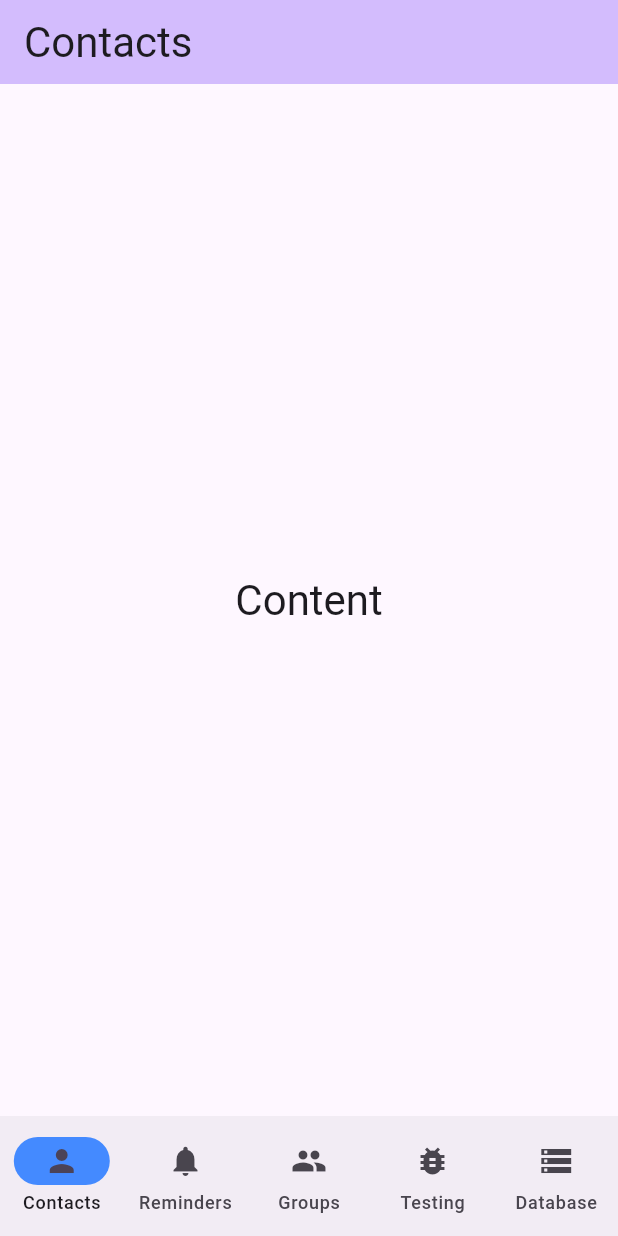
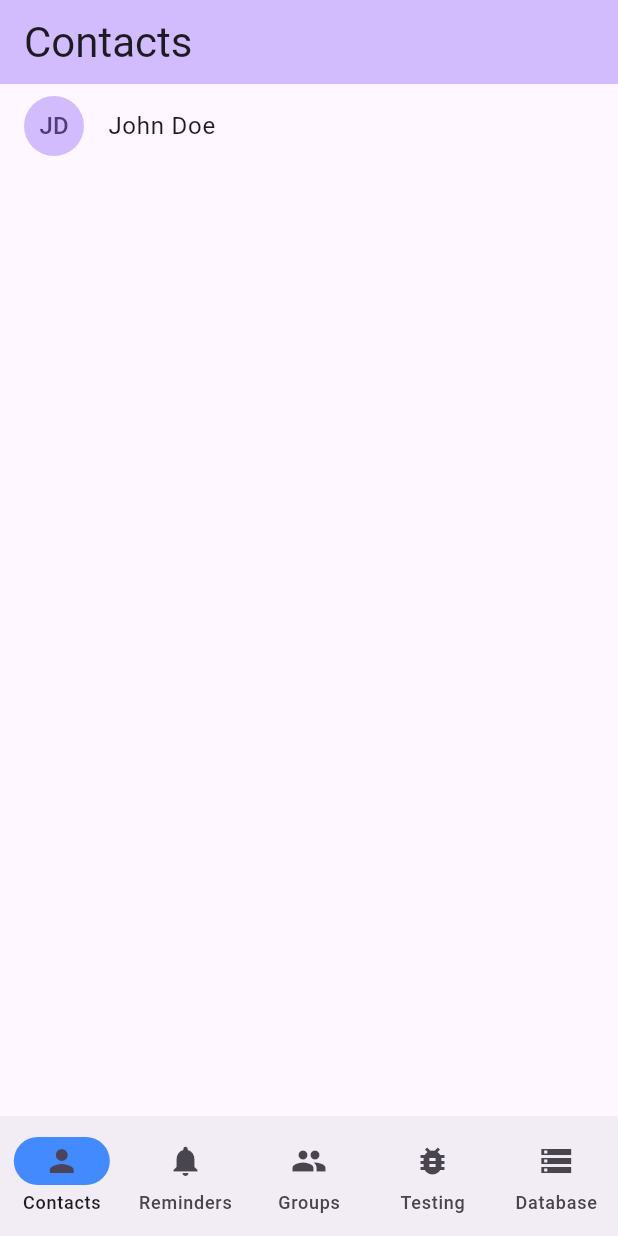
Before and after one commit to RaySandhu/FriendlyReminders, a Flutter app: the screen it shows after launch, on a phone screen of 412 x 824 dp. Run offline on Flutter 3.47's test engine with Material 3 defaults, Android fonts, the phone set to English and light mode, and no system bars.

Commit message:
WIP Contact Card

```diff
--- a/lib/screens/ContactScreen.dart
+++ b/lib/screens/ContactScreen.dart
@@ -1,4 +1,5 @@
 import 'package:flutter/material.dart';
+import 'package:friendlyreminder/widgets/ContactCard.dart';
 
 class ContactsScreen extends StatefulWidget {
   const ContactsScreen({super.key});
@@ -11,16 +12,16 @@ class _ContactsScreenState extends State<ContactsScreen> {
   @override
   Widget build(BuildContext context) {
     return Scaffold(
-      appBar: AppBar(
-        title:
-            Text("Contacts", style: Theme.of(context).textTheme.headlineMedium),
-        backgroundColor: Theme.of(context).colorScheme.inversePrimary,
-      ),
-      body: SafeArea(
-        child: Center(
-            child: Text("Content",
-                style: Theme.of(context).textTheme.headlineMedium)),
-      ),
-    );
+        appBar: AppBar(
+          title: Text("Contacts",
+              style: Theme.of(context).textTheme.headlineMedium),
+          backgroundColor: Theme.of(context).colorScheme.inversePrimary,
+        ),
+        body: const SafeArea(
+          child: Center(
+              child: Column(
+            children: [ContactCard()],
+          )),
+        ));
   }
 }
--- /dev/null
+++ b/lib/widgets/ContactCard.dart
@@ -0,0 +1,17 @@
+import 'package:flutter/material.dart';
+
+class ContactCard extends StatelessWidget {
+  const ContactCard({super.key});
+
+  @override
+  Widget build(BuildContext context) {
+    return ListTile(
+      leading: CircleAvatar(
+        backgroundColor: Theme.of(context).colorScheme.inversePrimary,
+        child: const Text('JD'),
+      ),
+      title: Text('John Doe'),
+      onTap: () => print("Clicked"),
+    );
+  }
+}
```
